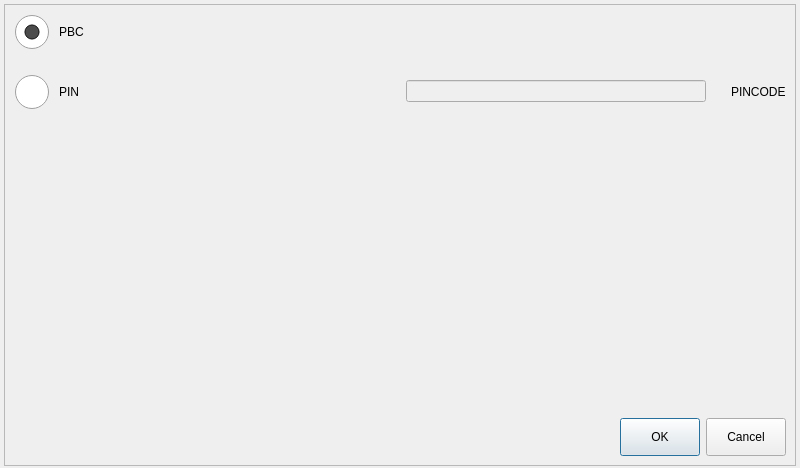
This is ui/mainwindow.ui in TI-ECS/wifi-direct-demo as Qt 5 draws it before an edit. The edited form follows.
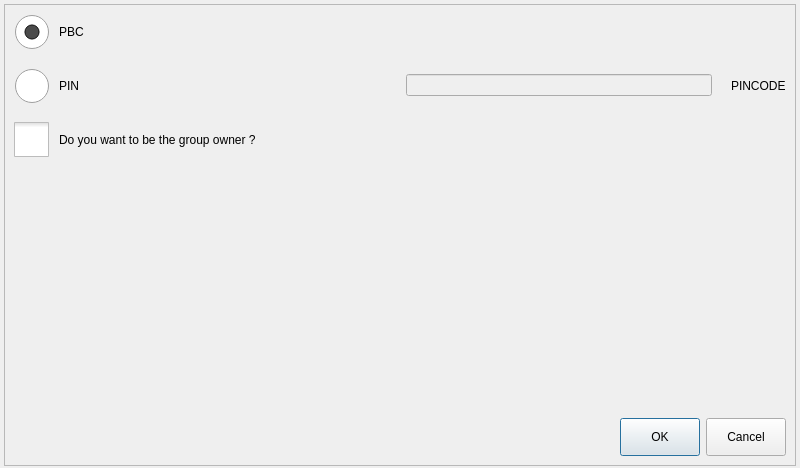
This is the edited form. The open tabs and pages were chosen to show the change. Icons and pictures are not drawn.

Commit message:
[ui, wpa] Making possible to connect with other device.
- ui
    - Added a checkbox to user choice between be the group
      owner or not

- wpa
    - Connecting using both methods, pin and pbc.

Patch:
```diff
--- a/ui/mainwindow.ui
+++ b/ui/mainwindow.ui
@@ -623,7 +623,7 @@
          <widget class="QWidget" name="connectPage">
           <layout class="QVBoxLayout" name="verticalLayout_3">
            <property name="spacing">
-            <number>25</number>
+            <number>19</number>
            </property>
            <item>
             <widget class="QRadioButton" name="pbcRadioButton">
@@ -673,6 +673,13 @@
              </item>
             </layout>
            </item>
+           <item>
+            <widget class="QCheckBox" name="goCheckBox">
+             <property name="text">
+              <string>Do you want to be the group owner ?</string>
+             </property>
+            </widget>
+           </item>
            <item>
             <spacer name="verticalSpacer_3">
              <property name="orientation">
```
Left out of the diff: 28 changed lines with no effect on the pictures. The commit also changes 4 other files.
